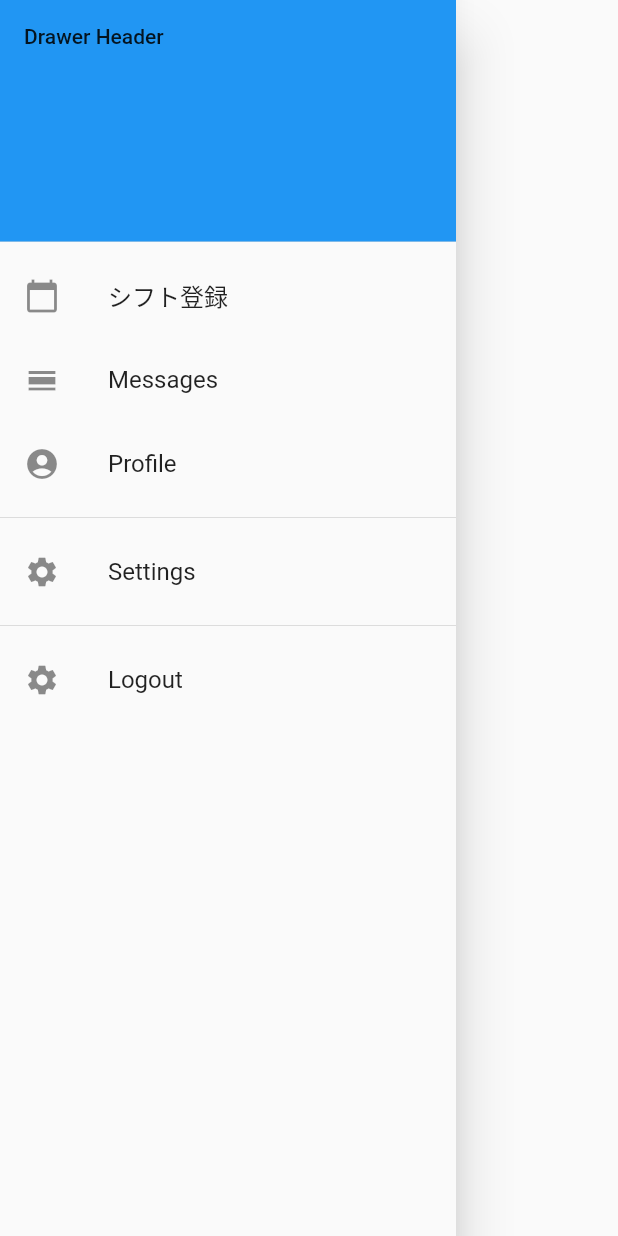
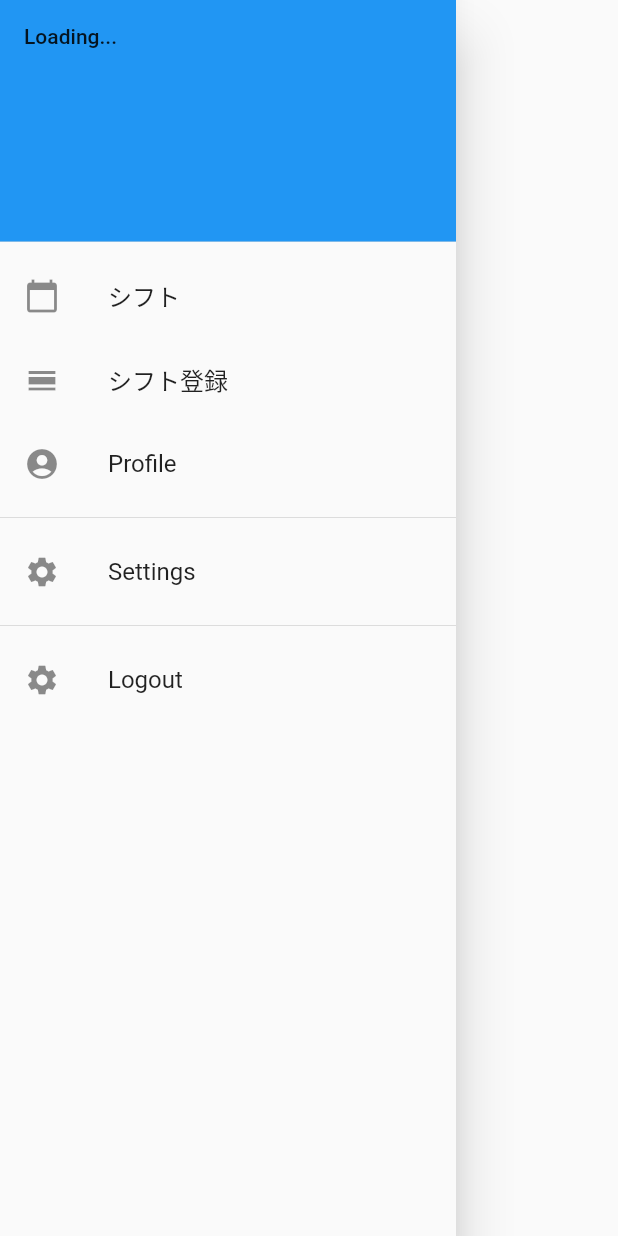
Before and after one commit to yoneyan/shift, a Flutter app: the AppDrawer widget shown alone on an empty page, opened directly, on a phone screen of 412 x 824 dp. Run offline on Flutter 3.47's test engine with Material 2 defaults, Android fonts, the phone set to English and light mode, and no system bars; our stand-ins replace firebase_auth; accounts and stored records are empty; network calls fail.

Commit message:
snackBarの追加

```diff
--- a/lib/drawer.dart
+++ b/lib/drawer.dart
@@ -3,6 +3,7 @@ import 'package:flutter/material.dart';
 import 'package:shift/login.dart';
 import 'package:shift/pages/setting.dart';
 import 'package:shift/pages/shift.dart';
+import 'package:shift/pages/shiftRegistration.dart';
 
 import 'auth.dart';
 import 'routes.dart';
@@ -14,20 +15,25 @@ class AppDrawer extends StatelessWidget {
 
   @override
   Widget build(BuildContext context) {
+//    var userID = auth.currentUser().then((value) => userID = value);null
+    var _name = "Loading...";
+//    auth.getUserName().then((value) => _name = value);
+
+
     return Drawer(
       child: ListView(
         // Important: Remove any padding from the ListView.
         padding: EdgeInsets.zero,
         children: <Widget>[
           DrawerHeader(
-            child: Text('Drawer Header'),
+            child: Text(_name),
             decoration: BoxDecoration(
               color: Colors.blue,
             ),
           ),
           ListTile(
             leading: Icon(Icons.calendar_today),
-            title: Text('シフト登録'),
+            title: Text('シフト'),
             onTap: () {
               Navigator.push(context,
                   MaterialPageRoute(builder: (context) => ShiftPage()));
@@ -36,9 +42,12 @@ class AppDrawer extends StatelessWidget {
           ),
           ListTile(
             leading: Icon(Icons.calendar_view_day),
-            title: Text('Messages'),
+            title: Text('シフト登録'),
             onTap: () {
-              Navigator.pop(context);
+              Navigator.push(
+                  context,
+                  MaterialPageRoute(
+                      builder: (context) => ShiftRegistrationPage()));
             },
           ),
           ListTile(
@@ -72,3 +81,8 @@ class AppDrawer extends StatelessWidget {
     );
   }
 }
+
+snackBar(BuildContext context, String text) {
+  final snackBar = SnackBar(content: Text(text));
+  Scaffold.of(context).showSnackBar(snackBar);
+}
```
